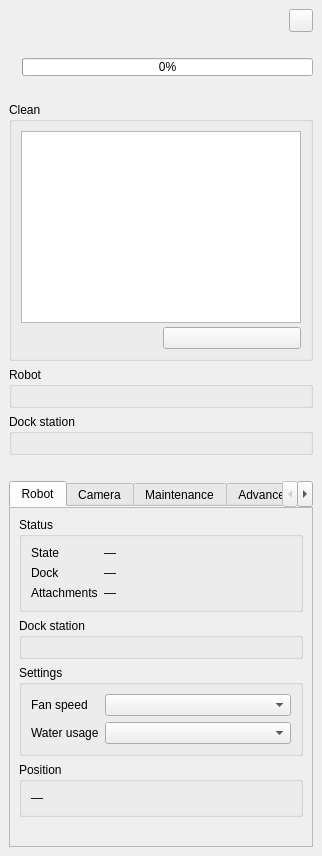
Qt form valetudo_qgis/ui/status_panel.ui (sylsta/homeqgis) before a commit.
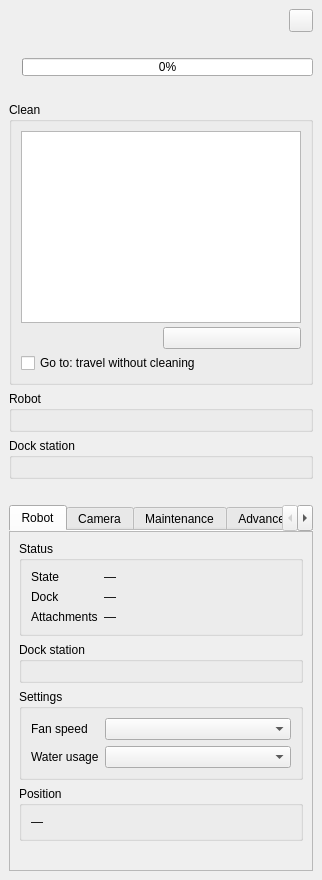
The same form after that commit. Custom widgets are drawn as their Qt base class.

Commit message:
Go to: travel without cleaning
On robots whose 'Go to' is a small zone clean, a checkbox under the
button (on by default) makes the plugin read the current fan speed,
water usage and operation mode, switch to the quietest presets the robot
offers (mode vacuum, water off, fan off or lowest) before the trip, and
restore them when it ends (arrived, gave up or timed out). A refused
change cancels the trip and undoes what was changed. Presets are set
silently (put_preset), without a 'Command sent' message each.

```diff
--- a/valetudo_qgis/ui/status_panel.ui
+++ b/valetudo_qgis/ui/status_panel.ui
@@ -109,6 +109,16 @@
        <item row="1" column="1">
         <widget class="QPushButton" name="btn_rooms"/>
        </item>
+       <item row="3" column="0" colspan="2">
+        <widget class="QCheckBox" name="chk_goto_quiet">
+         <property name="text">
+          <string>Go to: travel without cleaning</string>
+         </property>
+         <property name="toolTip">
+          <string>This robot's “Go to” is a small cleaning job. Ticked, the plugin lifts the mops (vacuum-only mode), turns the water off and the fan to its lowest for the trip, then restores your settings.</string>
+         </property>
+        </widget>
+       </item>
       </layout>
      </widget>
     </item>
```
The commit also changes 6 other files.
